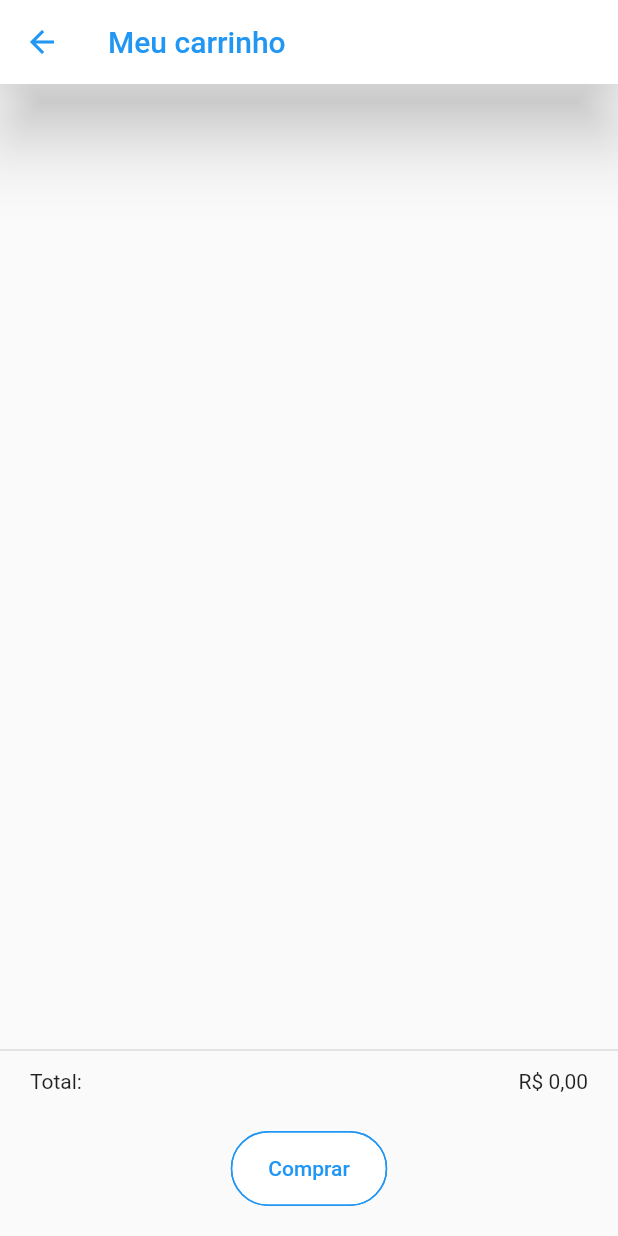
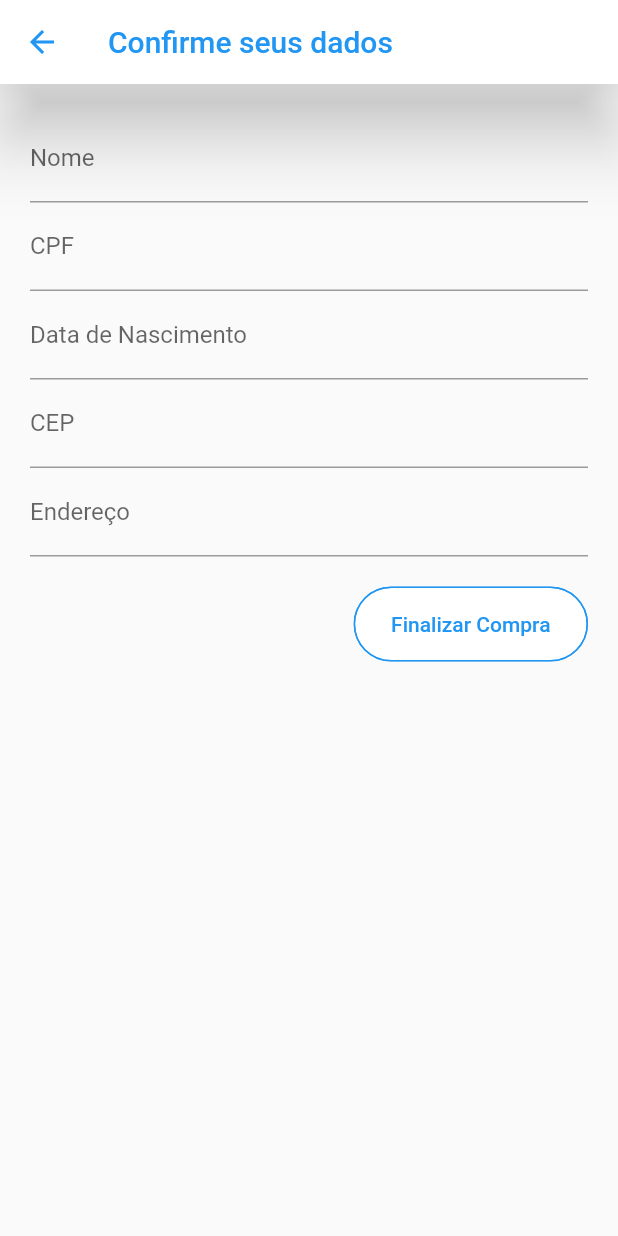
Before and after one commit to julialuciani/shopping_cart, a Flutter app: the CartPage screen opened by its route, after a tap on "Comprar", on a phone screen of 412 x 824 dp. Run offline on Flutter 3.47's test engine with Material 2 defaults, Android fonts, the light colour scheme and no system bars; our stand-ins replace carousel_slider, dio, flutter_riverpod; network calls fail.

Commit message:
feat: adding textformfields to confirmation page

```diff
--- a/lib/cart_page/widgets/to_buy_inkwell.dart
+++ b/lib/cart_page/widgets/to_buy_inkwell.dart
@@ -8,7 +8,9 @@ class ToBuyInkWell extends StatelessWidget {
     return InkWell(
       borderRadius: BorderRadius.circular(25),
       splashFactory: NoSplash.splashFactory,
-      onTap: () {},
+      onTap: () {
+        Navigator.pushNamed(context, "/confirmation-page");
+      },
       child: const Chip(
         labelPadding: EdgeInsets.symmetric(horizontal: 20, vertical: 8),
         backgroundColor: Colors.white,
--- /dev/null
+++ b/lib/confirmation_page/confirmation_page.dart
@@ -0,0 +1,71 @@
+import 'package:flutter/material.dart';
+
+class ConfirmationPage extends StatelessWidget {
+  static const route = "/confirmation-page";
+  const ConfirmationPage({super.key});
+
+  @override
+  Widget build(BuildContext context) {
+    return Scaffold(
+      appBar: AppBar(
+        elevation: 20,
+        backgroundColor: Colors.white,
+        title: const Text(
+          "Confirme seus dados",
+          style: TextStyle(color: Colors.blue),
+        ),
+        iconTheme: const IconThemeData(color: Colors.blue),
+      ),
+      body: SingleChildScrollView(
+        child: Padding(
+          padding: const EdgeInsets.symmetric(horizontal: 20, vertical: 20),
+          child: Column(
+            crossAxisAlignment: CrossAxisAlignment.end,
+            children: [
+              TextFormField(
+                decoration: const InputDecoration(
+                  label: Text("Nome"),
+                ),
+              ),
+              TextFormField(
+                decoration: const InputDecoration(
+                  label: Text("CPF"),
+                ),
+              ),
+              TextFormField(
+                decoration: const InputDecoration(
+                  label: Text("Data de Nascimento"),
+                ),
+              ),
+              TextFormField(
+                decoration: const InputDecoration(
+                  label: Text("CEP"),
+                ),
+              ),
+              TextFormField(
+                decoration: const InputDecoration(
+                  label: Text("Endereço"),
+                ),
+              ),
+              const SizedBox(height: 20),
+              InkWell(
+                borderRadius: BorderRadius.circular(25),
+                splashFactory: NoSplash.splashFactory,
+                onTap: () {},
+                child: const Chip(
+                    labelPadding:
+                        EdgeInsets.symmetric(horizontal: 20, vertical: 8),
+                    backgroundColor: Colors.white,
+                    side: BorderSide(color: Colors.blue, width: 1),
+                    label: Text(
+                      "Finalizar Compra",
+                      style: TextStyle(color: Colors.blue),
+                    )),
+              ),
+            ],
+          ),
+        ),
+      ),
+    );
+  }
+}
--- a/lib/generate_routes.dart
+++ b/lib/generate_routes.dart
@@ -1,6 +1,7 @@
 import 'package:flutter/material.dart';
 import 'package:shopping_cart/cagory_page/category_page.dart';
 import 'package:shopping_cart/cart_page/cart_page.dart';
+import 'package:shopping_cart/confirmation_page/confirmation_page.dart';
 import 'package:shopping_cart/details_page/details_page.dart';
 import 'package:shopping_cart/home/home_page.dart';
 
@@ -35,6 +36,12 @@ class GenerateRoute {
           return const CategoryPage();
         },
       );
+    } else if (settings.name == ConfirmationPage.route) {
+      return PageRouteBuilder(
+        pageBuilder: (context, animation, secondaryAnimation) {
+          return const ConfirmationPage();
+        },
+      );
     }
     return null;
   }
--- a/lib/home/home_page.dart
+++ b/lib/home/home_page.dart
@@ -18,7 +18,8 @@ class HomePage extends ConsumerWidget {
       resizeToAvoidBottomInset: false,
       body: getProductsProvider.when(
         data: (data) {
-          return SingleChildScrollView(
+          return SafeArea(
+            child: SingleChildScrollView(
               child: Column(
                 children: [
                   const RowTextFormFieldAndIcons(),
@@ -28,6 +29,7 @@ class HomePage extends ConsumerWidget {
                   ListViewIcons(data: data),
                   SizedBox(height: 400, child: ListViewProducts(data: data))
                 ],
+              ),
             ),
           );
         },
```
Lines whose indentation alone changed are shown as unchanged.
